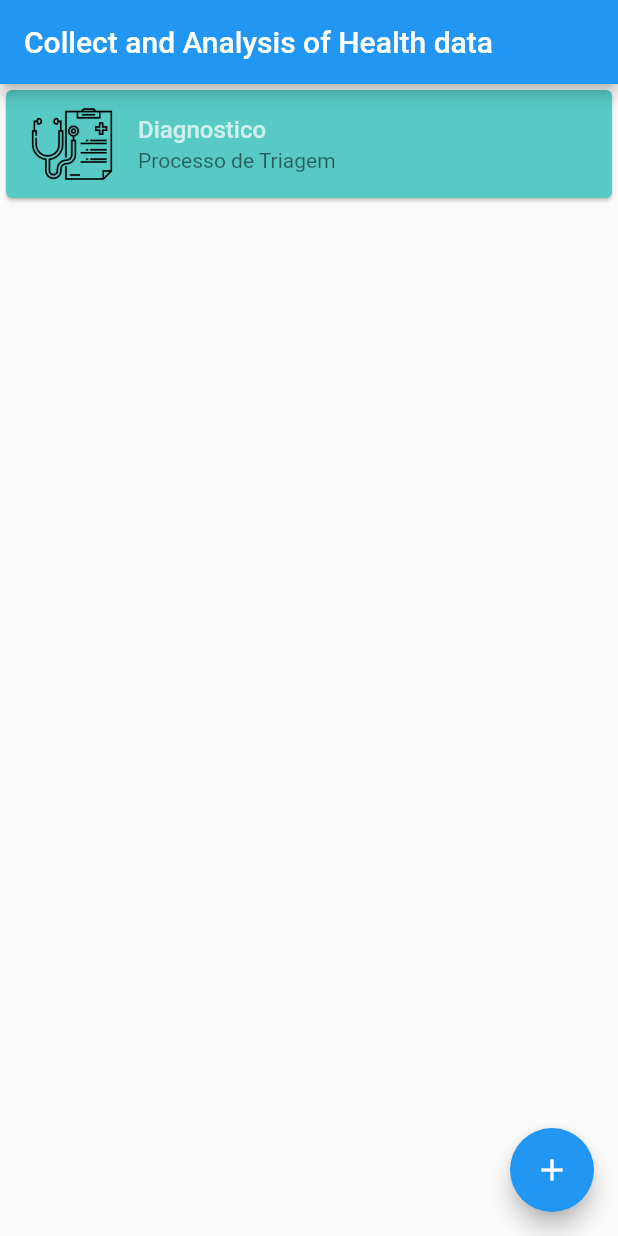
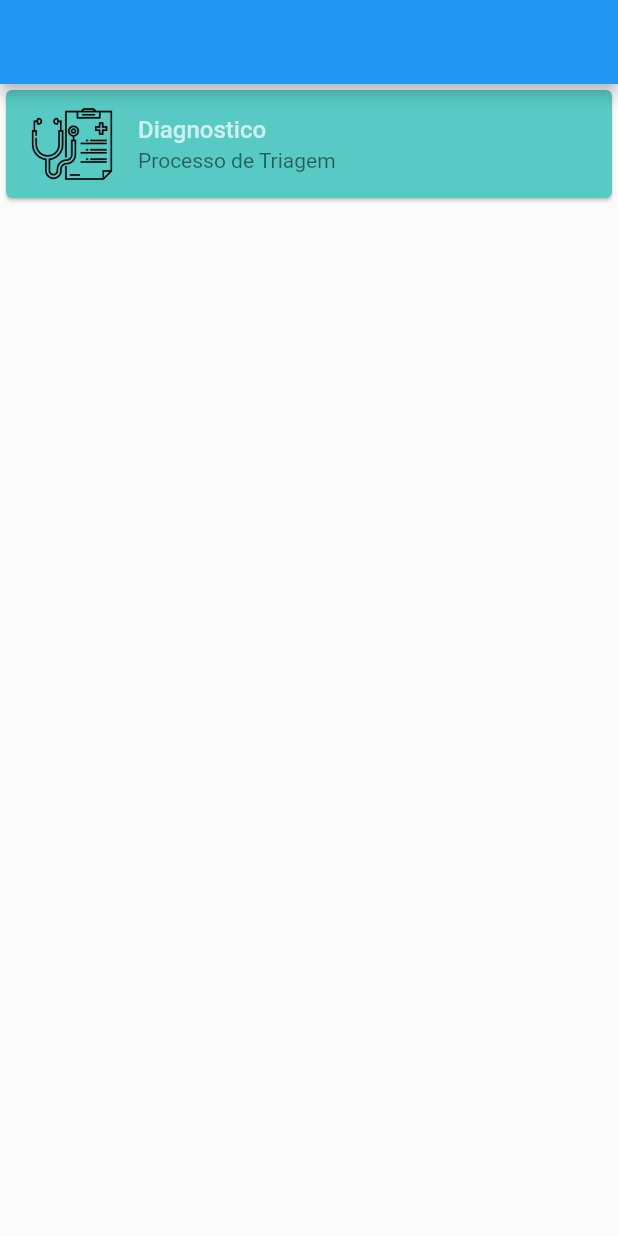
Before and after one commit to Aesilva1337/CAHD, a Flutter app: the screen it shows after launch, on a phone screen of 412 x 824 dp. Run offline on Flutter 3.47's test engine with Material 2 defaults, Android fonts, the phone set to English and light mode, and no system bars.

Commit message:
tah dificil esse tcc

```diff
--- a/app/cahd/lib/constants/navigation.dart
+++ b/app/cahd/lib/constants/navigation.dart
@@ -1,4 +1,6 @@
-class NavigationConstrants{
-   static const String HOME = '/';
-   static const String PATIENTS = '/patients';
+class NavigationConstrants {
+  static const String HOME = '/';
+  static const String LIST_PATIENTS = '/patient/list';
+  static const String PATIENT = '/patient';
+  static const String CLASSIFIC = "/classificacao";
 }
--- a/app/cahd/lib/main.dart
+++ b/app/cahd/lib/main.dart
@@ -7,46 +7,24 @@ class MyApp extends StatelessWidget {
   @override
   Widget build(BuildContext context) {
     return MaterialApp(
+      debugShowCheckedModeBanner: false,
       title: 'Collect and Analysis of Health data',
       theme: ThemeData(
-brightness: Brightness.light,
+        brightness: Brightness.light,
       ),
-      home: MyHomePage(title: 'Collect and Analysis of Health data'),
+      home: MyHomePage(),
     );
   }
 }
 
-class MyHomePage extends StatefulWidget {
-  MyHomePage({Key key, this.title}) : super(key: key);
-  final String title;
-
-  @override
-  _MyHomePageState createState() => _MyHomePageState();
-}
-
-class _MyHomePageState extends State<MyHomePage> {
-  int _counter = 0;
-
-  void _incrementCounter() {
-    setState(() {
-      _counter++;
-    });
-  }
-
+class MyHomePage extends StatelessWidget {
   @override
   Widget build(BuildContext context) {
     return Scaffold(
-      appBar: AppBar(
-        title: Text(widget.title),
-      ),
       body: MaterialApp(
+        debugShowCheckedModeBanner: false,
         onGenerateRoute: Routes.generateRoutes,
         initialRoute: '/',
-      ),
-      floatingActionButton: FloatingActionButton(
-        onPressed: _incrementCounter,
-        tooltip: 'Increment',
-        child: Icon(Icons.add),
       ),
     );
   }
--- a/app/cahd/lib/models/patient.dart
+++ b/app/cahd/lib/models/patient.dart
@@ -1,7 +1,8 @@
 class Patient{
   String nome;
   String data;
+  int id;
 
-  Patient({this.data, this.nome})
+  Patient({this.id, this.data, this.nome});
 
 }
--- a/app/cahd/lib/pages/home.dart
+++ b/app/cahd/lib/pages/home.dart
@@ -1,26 +1,40 @@
 import 'package:cahd/constants/navigation.dart';
 import 'package:flutter/material.dart';
 
-class Home extends StatelessWidget {
+class HomePage extends StatelessWidget {
   @override
   Widget build(BuildContext context) {
-    return _buildCard(context);
+    return Scaffold(
+      appBar: AppBar(),
+      body: LayoutBuilder(
+        builder: (BuildContext context, BoxConstraints viewportConstraints) {
+          return SingleChildScrollView(
+            child: ConstrainedBox(
+              constraints: BoxConstraints(
+                minHeight: viewportConstraints.maxHeight,
+              ),
+              child: Column(
+                mainAxisSize: MainAxisSize.min,
+                mainAxisAlignment: MainAxisAlignment.start,
+                children: <Widget>[_buildCard(context)],
+              ),
+            ),
+          );
+        },
+      ),
+    );
   }
 
-  Widget _buildCard(BuildContext context) => Column(
-        children: <Widget>[
-          SizedBox(
-            height: 80,
+  Widget _buildCard(BuildContext context) => SizedBox(
         child: Card(
           color: Color.fromRGBO(87, 202, 195, 1.0),
           child: ListTile(
-                onTap: ()=>{
-                  Navigator.pushNamed(context, NavigationConstrants.PATIENTS)
+            onTap: () => {
+              Navigator.pushNamed(context, NavigationConstrants.LIST_PATIENTS)
             },
             title: Text('Diagnostico',
                 style: TextStyle(
-                        fontWeight: FontWeight.w500,
-                        color: Colors.white70)),
+                    fontWeight: FontWeight.w500, color: Colors.white70)),
             subtitle: Text('Processo de Triagem'),
             leading: Image.asset(
               "assets/images/medical.png",
@@ -28,7 +42,5 @@ class Home extends StatelessWidget {
             ),
           ),
         ),
-          )
-        ],
       );
 }
--- a/app/cahd/lib/pages/patients.dart
+++ /dev/null
@@ -1,36 +0,0 @@
-import 'package:cahd/models/patient.dart';
-import 'package:flutter/material.dart';
-import 'package:flutter/widgets.dart';
-
-class Patients extends StatelessWidget {
-  @override
-  Widget build(BuildContext context) {
-    return _buildPatients();
-  }
-
-  Widget _buildPatients(){
-    var cards = [
-        _buildCard(Patient(nome: "Leonardo Oliveira de Freitas", data:DateTime.now().toString())),
-        _buildCard(Patient(nome: "Arthue ELidio da Silva", data:DateTime.now().toString())),
-        _buildCard(Patient(nome: "Matheus Donizete Batista", data:DateTime.now().toString()))
-    ];
-    return _buildListCard(cards);
-  }
-
-  SizedBox _buildCard(Patient patient) => SizedBox(
-            height: 80,
-            child: Card(
-              color: Color.fromRGBO(149, 165, 166,1.0),
-              child: ListTile(
-                title: Text(patient.nome,
-                    style: TextStyle(
-                        fontWeight: FontWeight.w500,
-                        color: Colors.white70)),
-                subtitle: Text('Data: ${patient.data}'),
-                leading: Icon(Icons.people),
-              ),
-            ),
-          );
-
-  Widget _buildListCard(List<Widget> lista) => Column(children: lista);
-}
--- /dev/null
+++ b/app/cahd/lib/pages/triagem.page.dart
@@ -0,0 +1,103 @@
+import 'package:flutter/material.dart';
+
+class Classificacao extends StatelessWidget {
+  @override
+  Widget build(BuildContext context) {
+    return MaterialApp(
+      home: Scaffold(
+        appBar: AppBar(
+          title: const Text('ExpansionTile'),
+        ),
+        body: ListView.builder(
+          itemBuilder: (BuildContext context, int index) =>
+              EntryItem(data[index]),
+          itemCount: data.length,
+        ),
+      ),
+    );
+  }
+}
+
+// One entry in the multilevel list displayed by this app.
+class Entry {
+  Entry(this.title, this.type, [this.children = const <Entry>[]]);
+
+  final dynamic type;
+  final String title;
+  final List<Entry> children;
+}
+
+// The entire multilevel list displayed by this app.
+final List<Entry> data = <Entry>[
+  Entry(
+    'Sudorese (Hipoglicemia)',
+    <Entry>[
+      Entry('Item A0.1'),
+      Entry('Item A0.2'),
+      Entry('Item A0.3'),
+    ],
+  ),
+  Entry('Alteração mental (hipo-hiperglicemia)', <Entry>[]),
+  Entry('Febre'),
+  Entry('Pulso anormal'),
+  Entry('Vômito'),
+  Entry('Visão borrada'),
+  Entry('Dispnéia'),
+  Entry(
+    'Section A0',
+    <Entry>[
+      Entry('Item A0.1'),
+      Entry('Item A0.2'),
+      Entry('Item A0.3'),
+    ],
+  ),
+];
+
+// Displays one Entry. If the entry has children then it's displayed
+// with an ExpansionTile.
+class EntryItemState extends State<EntryItem> {
+  SingingCharacter character = SingingCharacter.jefferson;
+
+  EntryItemState(this.entry);
+
+  final Entry entry;
+
+  Widget _buildTiles(Entry root) {
+    if (root.children.isEmpty)
+      return RadioListTile<SingingCharacter>(
+        title: const Text('Thomas Jefferson'),
+        value: root.title == "Item A0.1"
+            ? SingingCharacter.jefferson
+            : SingingCharacter.lafayette,
+        groupValue: character,
+        onChanged: (SingingCharacter value) {
+          setState(() {
+            character = value;
+          });
+        },
+      );
+    return ExpansionTile(
+      key: PageStorageKey<Entry>(root),
+      title: Text(root.title),
+      leading: Checkbox(
+        onChanged: (bool checks) {},
+        value: false,
+      ),
+      children: root.children.map(_buildTiles).toList(),
+    );
+  }
+
+  @override
+  Widget build(BuildContext context) {
+    return _buildTiles(entry);
+  }
+}
+
+class EntryItem extends StatefulWidget {
+  final Entry entry;
+  const EntryItem(this.entry);
+  @override
+  EntryItemState createState() => EntryItemState(this.entry);
+}
+
+enum SingingCharacter { lafayette, jefferson }
--- a/app/cahd/lib/routes/routes.dart
+++ b/app/cahd/lib/routes/routes.dart
@@ -1,19 +1,23 @@
 import 'package:cahd/constants/navigation.dart';
 import 'package:cahd/pages/home.dart';
-import 'package:cahd/pages/patients.dart';
+import 'package:cahd/pages/list-patients.dart';
+import 'package:cahd/pages/patient.dart';
+import 'package:cahd/pages/triagem.page.dart';
 import 'package:flutter/material.dart';
 
-class Routes{
-
-
+class Routes {
   static Route generateRoutes(RouteSettings settings) {
     switch (settings.name) {
       case NavigationConstrants.HOME:
-      return buildRoute(settings, Home());
-    case NavigationConstrants.PATIENTS:
-      return buildRoute(settings,Patients());
+        return buildRoute(settings, HomePage());
+      case NavigationConstrants.LIST_PATIENTS:
+        return buildRoute(settings, ListPatientsPage());
+      case NavigationConstrants.PATIENT:
+        return buildRoute(settings, PatientPage());
+      case NavigationConstrants.CLASSIFIC:
+        return buildRoute(settings, Classificacao());
       default:
-      return buildRoute(settings, Home());
+        return buildRoute(settings, HomePage());
     }
   }
 
```
Also changed, not shown: app/cahd/lib/models/formulario.model.dart (added, +14 -0 lines), app/cahd/lib/pages/list-patients.dart (added, +59 -0 lines), app/cahd/lib/pages/patient.dart (added, +305 -0 lines). Lines whose indentation alone changed are shown as unchanged.
